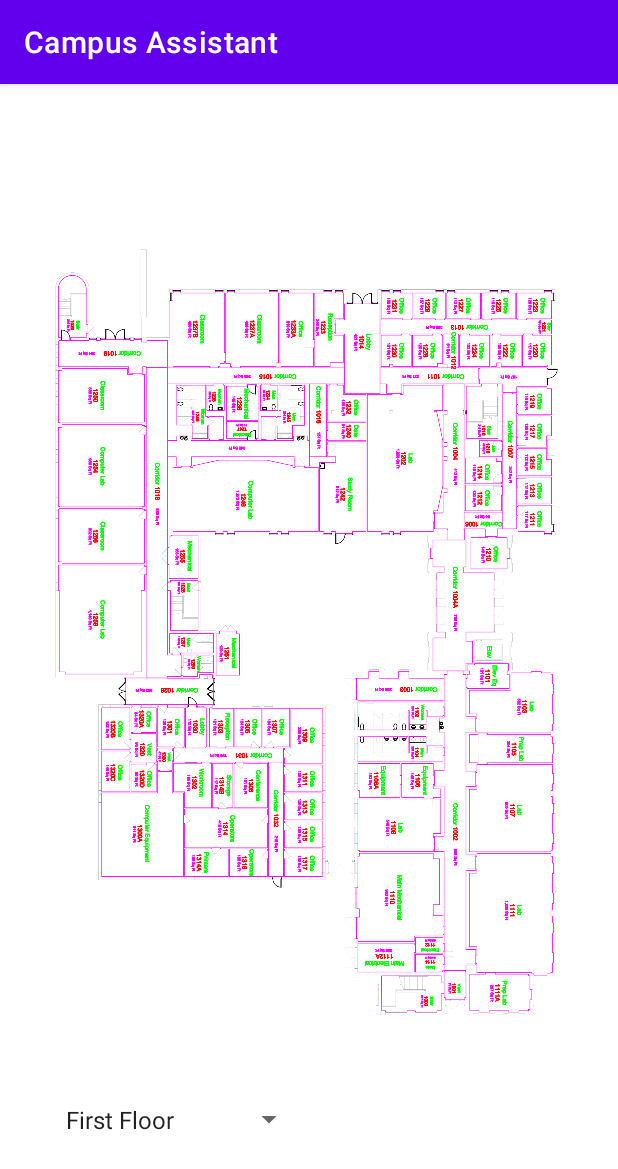
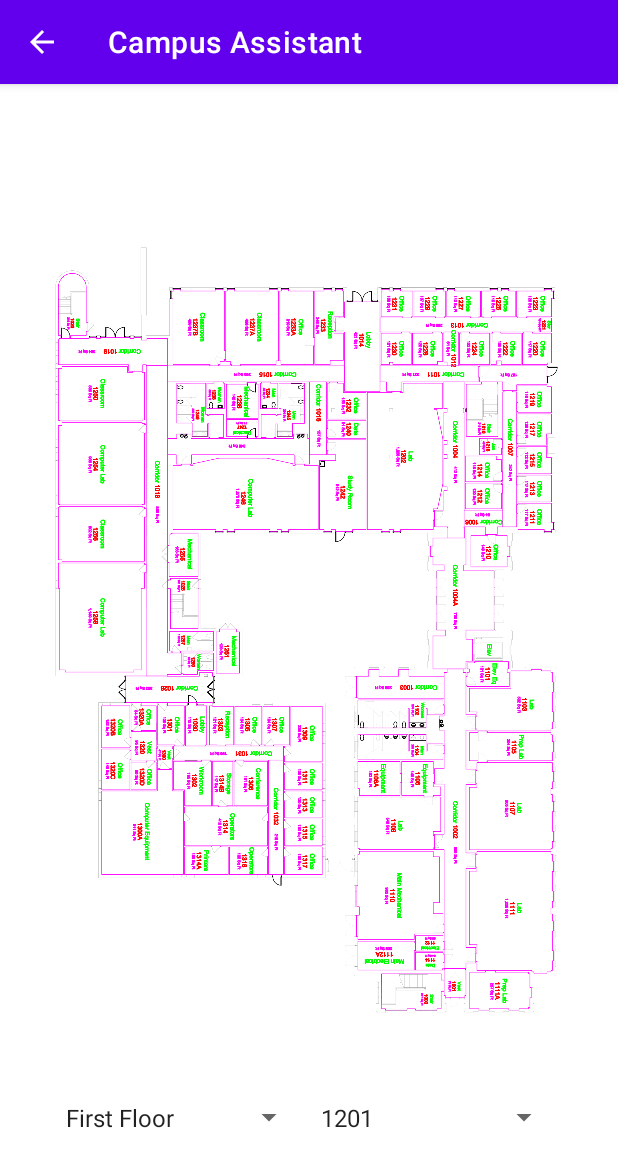
Before and after one commit to ETS-Android3/CampusWalker, an Android app: the FloorPlans screen opened directly, with no data from a screen before it, on a phone screen of 412 x 824 dp. Shown: the top 1169 px of the screen. Run offline under Robolectric (Android 15) with nearby library versions, the phone set to English and light mode, and no system bars; network calls fail.

Commit message:
Add Logo and Room spinners to application

```diff
--- a/MyApplication/app/src/main/AndroidManifest.xml
+++ b/MyApplication/app/src/main/AndroidManifest.xml
@@ -18,7 +18,9 @@
             android:exported="false" />
         <activity
             android:name=".FloorPlans"
-            android:exported="false" />
+            android:exported="false"
+            android:parentActivityName=".loggedInNavigation"
+        />
         <activity
             android:name=".HomeScreenActivity"
             android:exported="false"
--- a/MyApplication/app/src/main/java/com/example/myapplication/FloorPlans.java
+++ b/MyApplication/app/src/main/java/com/example/myapplication/FloorPlans.java
@@ -29,6 +29,7 @@ public class FloorPlans extends AppCompatActivity {
 
 
         Spinner spinner = (Spinner) findViewById(R.id.spinner);
+        Spinner spinnerRoomNumber = (Spinner) findViewById(R.id.spinnerRoomNumber);
 
         // Create an ArrayAdapter using the string array and a default spinner layout
                 ArrayAdapter<CharSequence> adapter = ArrayAdapter.createFromResource(this,
@@ -67,6 +68,43 @@ public class FloorPlans extends AppCompatActivity {
             }
         });
 
+        // Create an ArrayAdapter using the string array and a default spinner layout
+        ArrayAdapter<CharSequence> roomNumAdapter = ArrayAdapter.createFromResource(this,
+                R.array.oxendine_rooms_array_floorOne, android.R.layout.simple_spinner_item);
+        // Specify the layout to use when the list of choices appears
+        roomNumAdapter.setDropDownViewResource(android.R.layout.simple_spinner_dropdown_item);
+        // Apply the adapter to the spinner
+        spinnerRoomNumber.setAdapter(roomNumAdapter);
+
+        spinnerRoomNumber.setOnItemSelectedListener(new AdapterView.OnItemSelectedListener() {
+            @Override
+            public void onItemSelected(AdapterView<?> parent, View view, int position, long id) {
+                Object selection = parent.getItemAtPosition(position);
+                String stringSelection = selection.toString();
+                System.out.println(stringSelection);
+
+                // Change to a switch statement when possible
+                if(stringSelection.equals("First Floor")){
+                    iv.setImageResource(images[0]);
+                    System.out.println("Floor 1");
+                } else if(stringSelection.equals("Second Floor")){
+                    iv.setImageResource(images[1]);
+                    System.out.println("Floor 2");
+                } else if(stringSelection.equals("Third Floor")){
+                    iv.setImageResource(images[2]);
+                    System.out.println("Floor 3");
+                } else {
+                    System.out.println("Selection did not match");
+                }
+            }
+
+            @Override
+            // Use if necessary
+            public void onNothingSelected(AdapterView<?> parent) {
+                // Intentionally kept blank
+            }
+        });
+
 
 
 
--- a/MyApplication/app/src/main/res/layout/activity_display_message.xml
+++ b/MyApplication/app/src/main/res/layout/activity_display_message.xml
@@ -11,7 +11,7 @@
         android:layout_width="wrap_content"
         android:layout_height="wrap_content"
         android:layout_marginTop="268dp"
-        android:text="This is the message screen"
+        android:text="JSON Object Response"
         app:layout_constraintEnd_toEndOf="parent"
         app:layout_constraintHorizontal_bias="0.497"
         app:layout_constraintStart_toStartOf="parent"
@@ -23,7 +23,7 @@
         android:layout_height="wrap_content"
         android:layout_marginTop="160dp"
         android:layout_marginEnd="144dp"
-        android:text="Welcome, John Doe"
+        android:text="Fall 2020 Classes"
         app:layout_constraintEnd_toEndOf="parent"
         app:layout_constraintTop_toTopOf="parent" />
 
--- a/MyApplication/app/src/main/res/layout/activity_floor_plans.xml
+++ b/MyApplication/app/src/main/res/layout/activity_floor_plans.xml
@@ -10,9 +10,11 @@
         android:id="@+id/floorImage"
         android:layout_width="413dp"
         android:layout_height="641dp"
+        android:layout_marginTop="32dp"
         android:layout_marginBottom="92dp"
         app:layout_constraintBottom_toBottomOf="parent"
         app:layout_constraintStart_toStartOf="parent"
+        app:layout_constraintTop_toTopOf="parent"
         app:srcCompat="@drawable/oxendine_floor_one" />
 
     <Spinner
@@ -23,4 +25,14 @@
         android:layout_marginTop="628dp"
         app:layout_constraintStart_toStartOf="parent"
         app:layout_constraintTop_toTopOf="@+id/floorImage" />
+
+    <Spinner
+        android:id="@+id/spinnerRoomNumber"
+        android:layout_width="167dp"
+        android:layout_height="55dp"
+        android:layout_marginTop="628dp"
+        android:layout_marginEnd="36dp"
+        app:layout_constraintEnd_toEndOf="parent"
+        app:layout_constraintStart_toEndOf="@+id/spinner"
+        app:layout_constraintTop_toTopOf="@+id/floorImage" />
 </androidx.constraintlayout.widget.ConstraintLayout>
--- a/MyApplication/app/src/main/res/layout/activity_main.xml
+++ b/MyApplication/app/src/main/res/layout/activity_main.xml
@@ -68,6 +68,7 @@
         android:layout_width="wrap_content"
         android:layout_height="wrap_content"
         android:layout_marginBottom="70dp"
+        android:onClick="guestLogin"
         android:text="Click here to use the app as a 'Guest'"
         android:textColor="#2196F3"
         android:textSize="20sp"
--- a/MyApplication/app/src/main/res/values/strings.xml
+++ b/MyApplication/app/src/main/res/values/strings.xml
@@ -22,4 +22,17 @@
         <item>Second Floor</item>
         <item>Third Floor</item>
     </string-array>
+
+    <string-array name="oxendine_rooms_array_floorOne">
+        <item>1201</item>
+        <item>1202</item>
+        <item>1203</item>
+        <item>1204</item>
+        <item>1207</item>
+        <item>1208</item>
+        <item>1209</item>
+        <item>1210</item>
+        <item>1211</item>
+    </string-array>
+
 </resources>
```
Also changed, not shown: MyApplication/app/src/main/java/com/example/myapplication/DisplayMessageActivity.java (+31 -31 lines), MyApplication/app/src/main/java/com/example/myapplication/MainActivity.java (+8 -0 lines).
